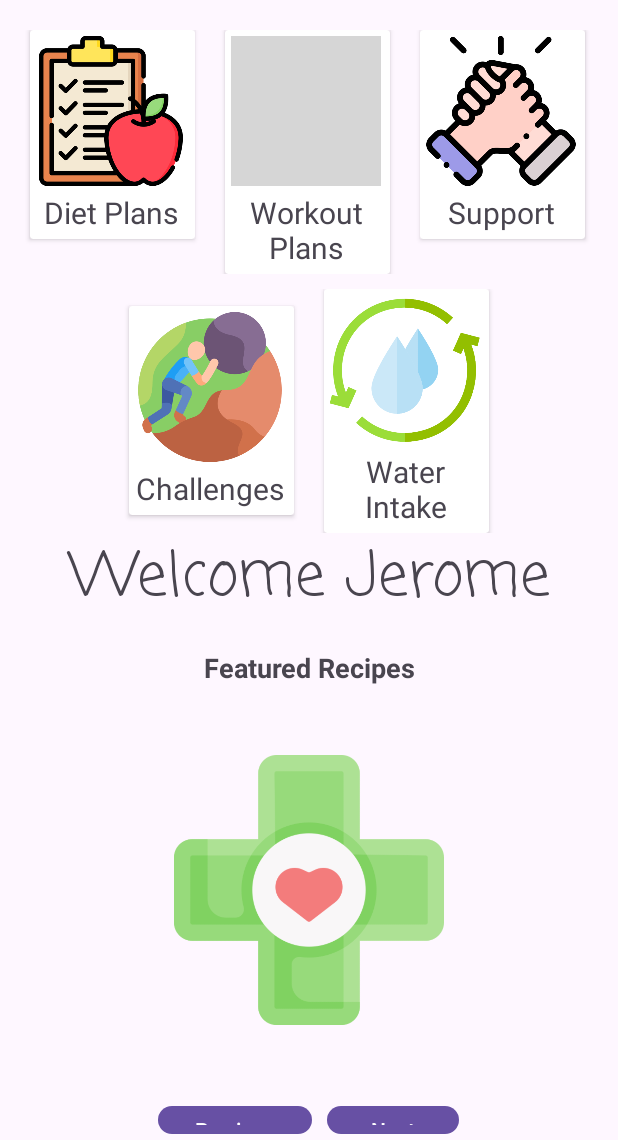
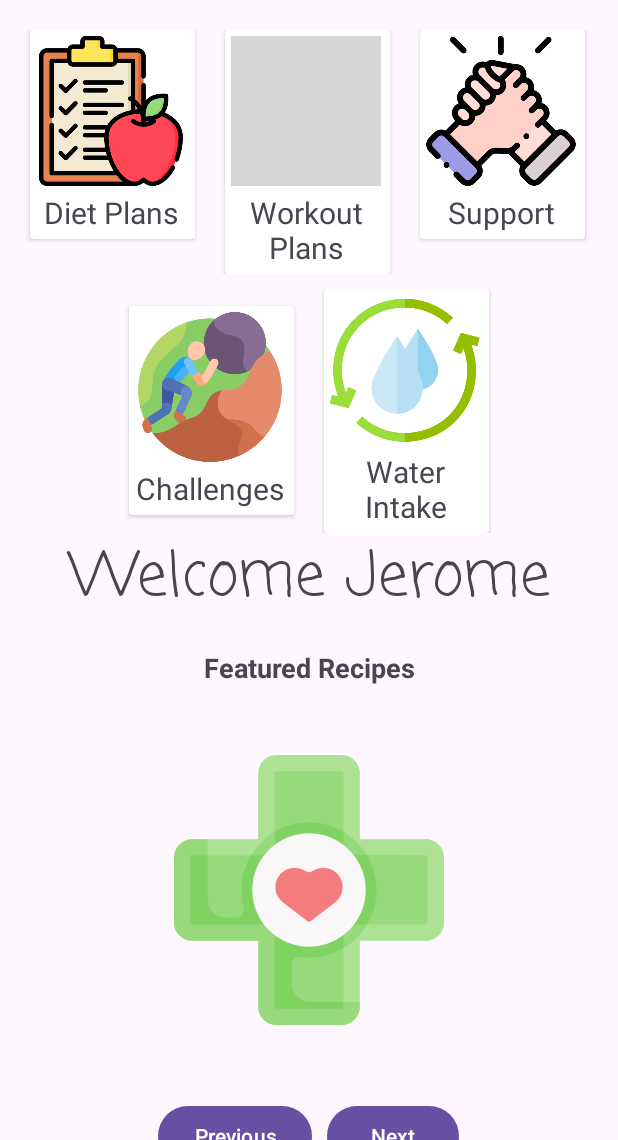
Before and after one commit to goldenshake/UniHealth, an Android app: the MainHome screen opened directly, with no data from a screen before it, after a tap on "Next", on a phone screen of 412 x 824 dp, the part 96-1236 px from its top. Run offline under Robolectric (Android 15) with nearby library versions, the phone set to English and light mode, and no system bars; 1 other tap on this screen came first; grey boxes are pictures that could not be loaded.

Commit message:
added scroll view

```diff
--- a/app/src/main/res/layout/activity_main_home.xml
+++ b/app/src/main/res/layout/activity_main_home.xml
@@ -23,6 +23,15 @@
             app:titleTextColor="@android:color/white" />
 
     </com.google.android.material.appbar.AppBarLayout>
+
+    <ScrollView
+        android:layout_width="match_parent"
+        android:layout_height="wrap_content">
+
+        <LinearLayout
+            android:layout_width="match_parent"
+            android:layout_height="match_parent"
+            android:orientation="vertical">
 
             <LinearLayout
                 android:layout_width="match_parent"
@@ -224,7 +233,7 @@
                     android:layout_width="match_parent"
                     android:layout_height="200dp"
                     android:layout_marginTop="30dp"
-            android:layout_marginBottom="30dp"/>
+                    android:layout_marginBottom="30dp" />
 
                 <!-- Buttons for Scrolling -->
                 <LinearLayout
@@ -248,6 +257,8 @@
                 </LinearLayout>
 
             </LinearLayout>
+        </LinearLayout>
+    </ScrollView>
 
 
 </androidx.appcompat.widget.LinearLayoutCompat>
```
Lines whose indentation alone changed are shown as unchanged.
